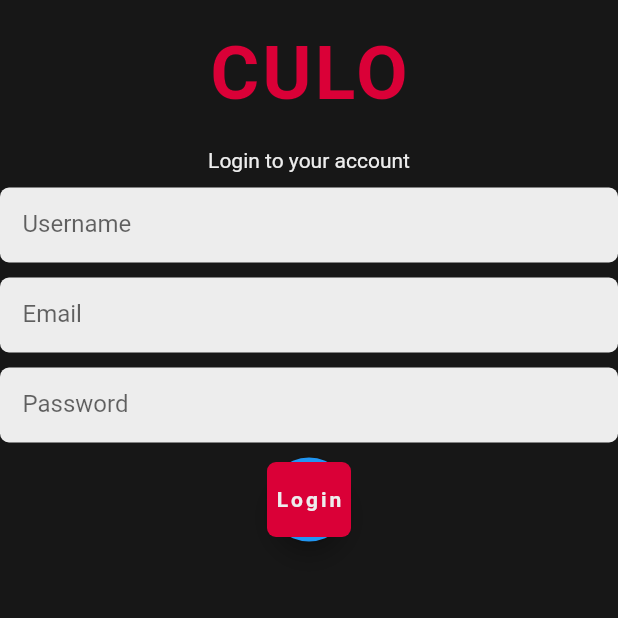
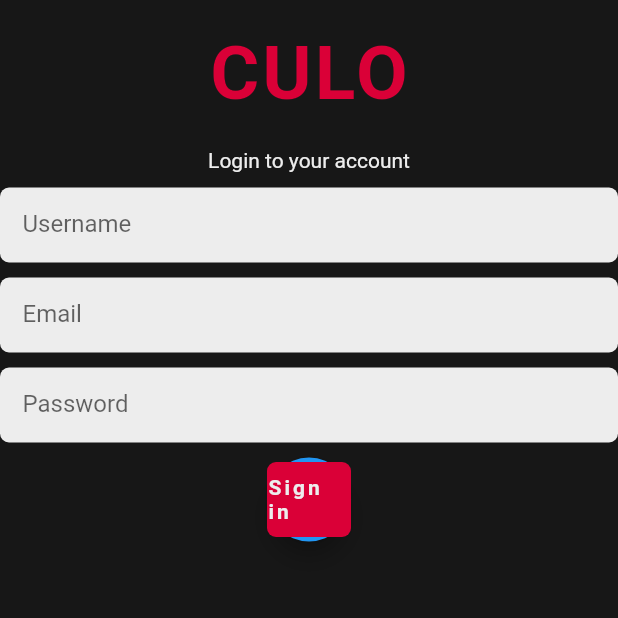
Before and after one commit to RiccardoG1002/Flutter_Login_Form, a Flutter app: the screen it shows after launch, after a tap on "Sign up!", on a phone screen of 412 x 824 dp, the top half of it. Run offline on Flutter 3.47's test engine with Material 2 defaults, Android fonts, the phone set to English and light mode, and no system bars; our stand-ins replace equatable, flutter_bloc, flutter_secure_storage, get, hexcolor; network calls fail.

Commit message:
added registration functionality

```diff
--- a/lib/data/repositories/user_repository.dart
+++ b/lib/data/repositories/user_repository.dart
@@ -9,6 +9,7 @@ class UserRepository {
 
   Future<void> registerUser(
       String username, String email, String password) async {
-    await userProvider.registerUser(username, email, password);
+    String token = await userProvider.registerUser(username, email, password);
+    await userProvider.confirmRegistration(token);
   }
 }
--- a/lib/presentation/views/login_view.dart
+++ b/lib/presentation/views/login_view.dart
@@ -127,7 +127,10 @@ class LoginView extends StatelessWidget {
                   style: TextStyle(color: GlobalColors.accentColor),
                 ),
                 onTap: () {
-                  Get.to(RegistrationView());
+                  Get.to(BlocProvider.value(
+                    value: BlocProvider.of<LoginCubit>(context),
+                    child: RegistrationView(),
+                  ));
                 },
               )
             ],
--- a/lib/presentation/views/registration_view.dart
+++ b/lib/presentation/views/registration_view.dart
@@ -3,13 +3,12 @@
 import 'package:flutter/material.dart';
 import 'package:flutter_bloc/flutter_bloc.dart';
 import 'package:get/get.dart';
+import 'package:login_flutter/logic/cubits/login_cubit.dart';
 import 'package:login_flutter/logic/cubits/login_state.dart';
-
-import '../../logic/cubits/login_cubit.dart';
-import '../../utils/colors_global.dart';
-import '../widgets/button_global.dart';
-import '../widgets/text_form_global.dart';
-import 'loggedin_view.dart';
+import 'package:login_flutter/presentation/views/loggedin_view.dart';
+import 'package:login_flutter/presentation/widgets/button_global.dart';
+import 'package:login_flutter/presentation/widgets/text_form_global.dart';
+import 'package:login_flutter/utils/colors_global.dart';
 
 class RegistrationView extends StatelessWidget {
   final TextEditingController usernameController = TextEditingController();
@@ -20,15 +19,13 @@ class RegistrationView extends StatelessWidget {
 
   @override
   Widget build(BuildContext context) {
-    return Scaffold(
-      backgroundColor: GlobalColors.backGroundColor,
-      body: BlocListener<LoginCubit, LoginState>(
+    return BlocListener<LoginCubit, LoginState>(
       listener: (context, state) {
         if (state.status == LoginStatus.success) Get.to(LoggedInView());
-          if (state.status == LoginStatus.submitting) Get.to(null);
-          if (state.status == LoginStatus.error) Get.to(null);
       },
-        child: SafeArea(
+      child: Scaffold(
+        backgroundColor: GlobalColors.backGroundColor,
+        body: SafeArea(
           child: Container(
             alignment: Alignment.center,
             child: Column(
@@ -53,39 +50,60 @@ class RegistrationView extends StatelessWidget {
                   ),
                 ),
                 const SizedBox(height: 10),
-                TextFormGlobal(
-                  onChanged: (value) {},
+                BlocBuilder<LoginCubit, LoginState>(
+                  builder: (context, state) {
+                    return TextFormGlobal(
+                      onChanged: (value) {
+                        BlocProvider.of<LoginCubit>(context)
+                            .usernameChanged(value);
+                      },
                       controller: usernameController,
                       text: 'Username',
                       textInputType: TextInputType.text,
                       obscured: false,
+                    );
+                  },
                 ),
                 const SizedBox(height: 10),
-                TextFormGlobal(
+                BlocBuilder<LoginCubit, LoginState>(
+                  builder: (context, state) {
+                    return TextFormGlobal(
                       onChanged: (value) {
-                    BlocProvider.of<LoginCubit>(context).emailChanged(value);
+                        BlocProvider.of<LoginCubit>(context)
+                            .emailChanged(value);
                       },
                       controller: emailController,
                       text: 'Email',
                       textInputType: TextInputType.emailAddress,
                       obscured: false,
+                    );
+                  },
                 ),
                 const SizedBox(height: 10),
-                TextFormGlobal(
+                BlocBuilder<LoginCubit, LoginState>(
+                  builder: (context, state) {
+                    return TextFormGlobal(
                       onChanged: (value) {
-                    BlocProvider.of<LoginCubit>(context).passwordChanged(value);
+                        BlocProvider.of<LoginCubit>(context)
+                            .passwordChanged(value);
                       },
                       controller: passwordController,
                       text: 'Password',
                       textInputType: TextInputType.text,
                       obscured: true,
+                    );
+                  },
                 ),
                 const SizedBox(height: 10),
-                ButtonGlobal(
+                BlocBuilder<LoginCubit, LoginState>(
+                  builder: (context, state) {
+                    return ButtonGlobal(
                       onPressed: () {
-                    BlocProvider.of<LoginCubit>(context).loginUser();
+                        BlocProvider.of<LoginCubit>(context).registerUser();
                       },
-                  text: 'Login',
+                      text: 'Sign in',
+                    );
+                  },
                 ),
               ],
             ),
```
Also changed, not shown: lib/data/data_providers/user_provider.dart (+32 -3 lines). Lines whose indentation alone changed are shown as unchanged.
